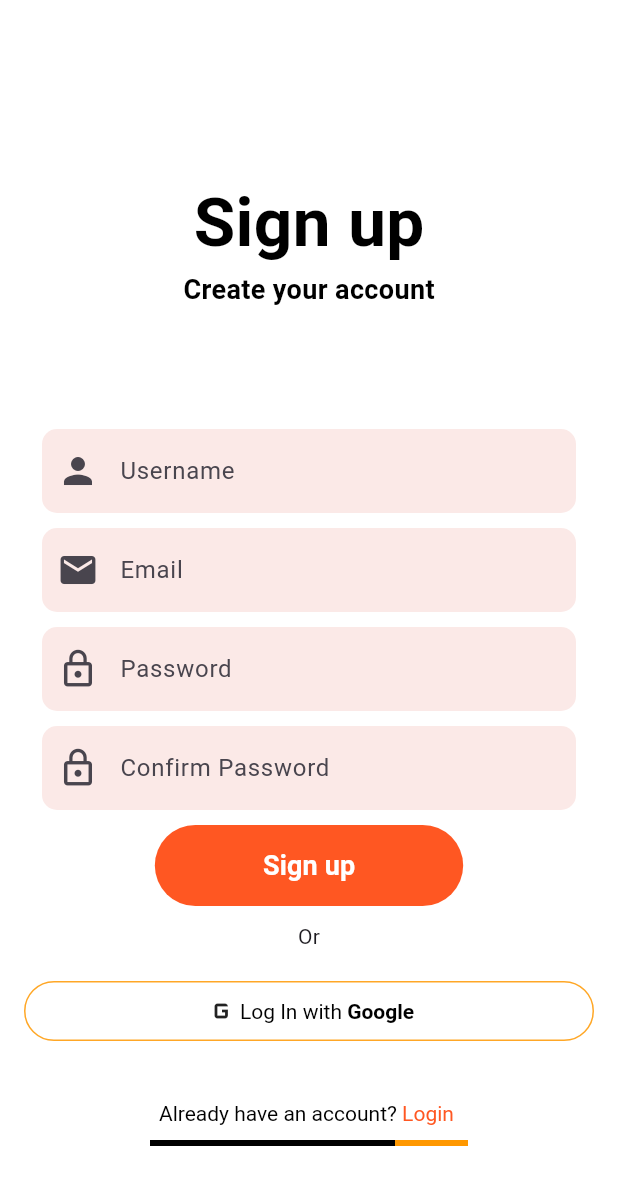
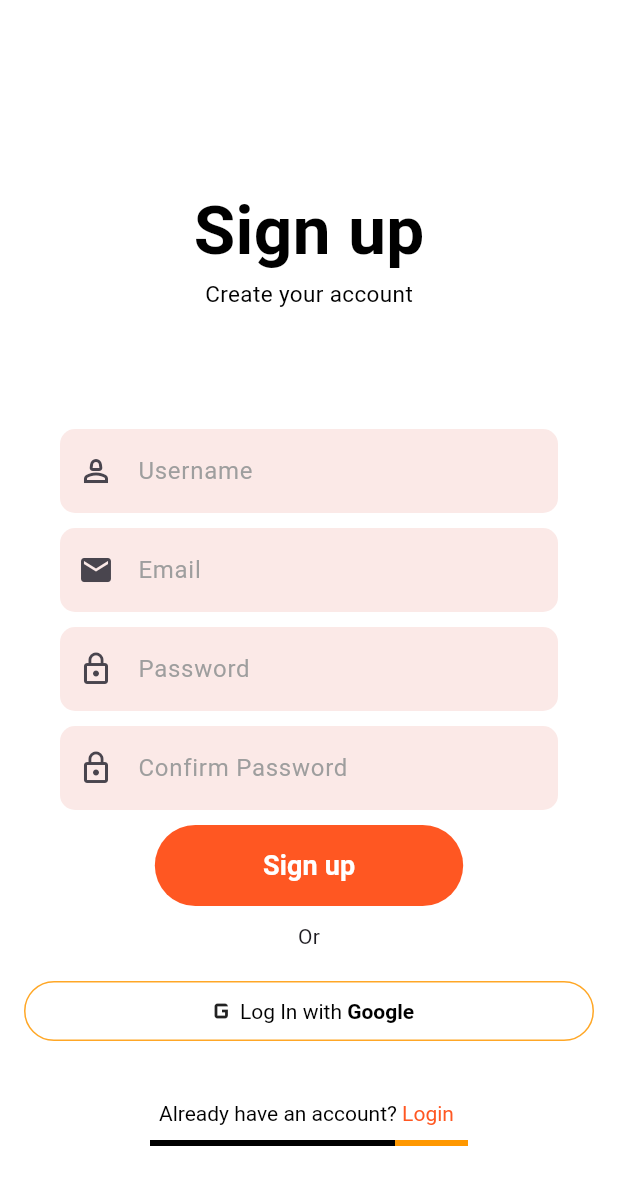
Before and after one commit to khushbooagarwal75/ui_try, a Flutter app: the SignUp screen opened directly, on a phone screen of 412 x 824 dp. Shown: the top 1185 px of the screen. Run offline on Flutter 3.47's test engine with Material 3 defaults, Android fonts, the phone set to English and light mode, and no system bars.

Commit message:
final commit

```diff
--- a/lib/custom/custom_textfield.dart
+++ b/lib/custom/custom_textfield.dart
@@ -10,7 +10,7 @@ class CustomTextfield extends StatelessWidget {
   @override
   Widget build(BuildContext context) {
     return Padding(
-      padding: const EdgeInsets.symmetric(horizontal: 28.0,vertical: 0),
+      padding: const EdgeInsets.symmetric(horizontal: 40.0,vertical: 0),
       child: TextField(
         controller: controller,
         keyboardType: type,
@@ -18,6 +18,9 @@ class CustomTextfield extends StatelessWidget {
         decoration: InputDecoration(
           prefixIcon: prefixIcon,
           hintText: label,
+          hintStyle: TextStyle(
+            color: Colors.grey
+          ),
           filled: true,
           fillColor: Colors.deepOrange.shade50,
           border: OutlineInputBorder(
--- a/lib/views/signup_view.dart
+++ b/lib/views/signup_view.dart
@@ -32,10 +32,10 @@ class SignUp extends StatelessWidget {
             Text(
               "Create your account",
               style: TextStyle(
-                  fontSize: 18,
+                  fontSize: 15,
                   color: Colors.black,
                   decoration: TextDecoration.none,
-                  fontWeight: FontWeight.bold),
+                  ),
             ),
             SizedBox(
               height: 80,
@@ -44,7 +44,7 @@ class SignUp extends StatelessWidget {
               type: TextInputType.text,
               label: "Username",
               controller: username,
-              prefixIcon: Icon(Icons.person,size: 28,),
+              prefixIcon: Icon(Icons.person_2_outlined,size: 24,),
             ),
             SizedBox(
               height: 10,
@@ -53,7 +53,7 @@ class SignUp extends StatelessWidget {
               type: TextInputType.emailAddress,
               label: "Email",
               controller: email,
-              prefixIcon: Icon(Icons.email,size: 28,),
+              prefixIcon: Icon(Icons.email,size: 24,),
             ),
             SizedBox(
               height: 10,
@@ -61,7 +61,7 @@ class SignUp extends StatelessWidget {
             CustomTextfield(
               label: "Password",
               controller: password,
-              prefixIcon: Icon(Icons.lock_outline, size: 28,), type: TextInputType.visiblePassword,
+              prefixIcon: Icon(Icons.lock_outline, size: 24,), type: TextInputType.visiblePassword,
             ),
             SizedBox(
               height: 10,
@@ -70,7 +70,7 @@ class SignUp extends StatelessWidget {
               type:TextInputType.visiblePassword,
               label: "Confirm Password",
               controller: confirmPassword,
-              prefixIcon: Icon(Icons.lock_outline, size: 28,),
+              prefixIcon: Icon(Icons.lock_outline, size: 24,),
             ),
             SizedBox(
               height: 10,
```
Also changed, not shown: lib/views/login_View.dart (+6 -6 lines).
